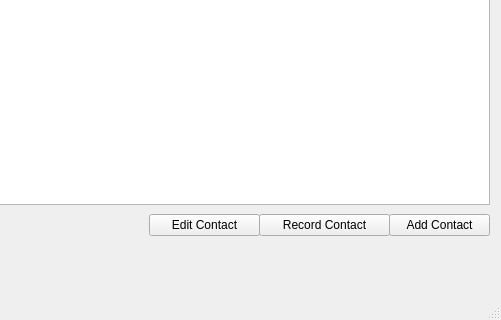
This is ui/mainwindow.ui in LabNeuroCogDevel/LNCDschedule as Qt 5 draws it before an edit; both pictures show x 571 to 1072 and y 546 to 866 of the 1072 by 866 pixel window. The edited form follows.
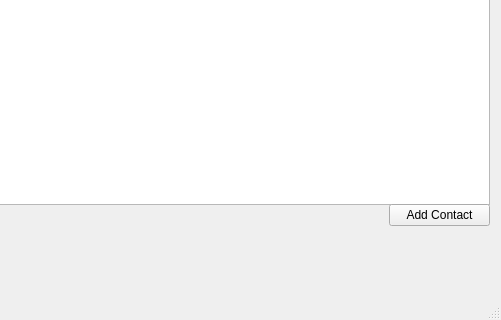
This is the edited form.

The edit to the form file:
```diff
--- a/ui/mainwindow.ui
+++ b/ui/mainwindow.ui
@@ -201,24 +201,11 @@
      <enum>Qt::Horizontal</enum>
     </property>
    </widget>
-   <widget class="QPushButton" name="record_contact_button">
-    <property name="geometry">
-     <rect>
-      <x>830</x>
-      <y>760</y>
-      <width>131</width>
-      <height>22</height>
-     </rect>
-    </property>
-    <property name="text">
-     <string>Record Contact</string>
-    </property>
-   </widget>
    <widget class="QPushButton" name="add_contact_button">
     <property name="geometry">
      <rect>
       <x>960</x>
-      <y>760</y>
+      <y>750</y>
       <width>101</width>
       <height>22</height>
      </rect>
@@ -466,19 +453,6 @@
      <string>Add_notes</string>
     </property>
    </widget>
-   <widget class="QPushButton" name="edit_contact_button">
-    <property name="geometry">
-     <rect>
-      <x>720</x>
-      <y>760</y>
-      <width>111</width>
-      <height>22</height>
-     </rect>
-    </property>
-    <property name="text">
-     <string>Edit Contact</string>
-    </property>
-   </widget>
   </widget>
   <widget class="QStatusBar" name="statusbar"/>
   <widget class="QMenuBar" name="menubar">
```
